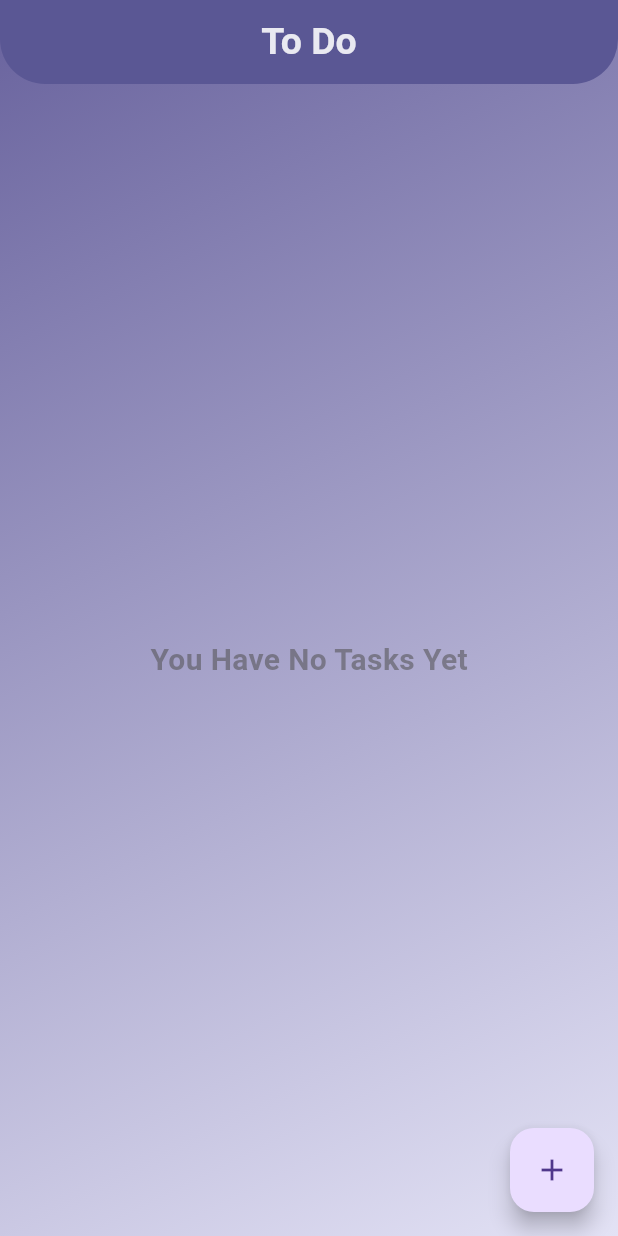
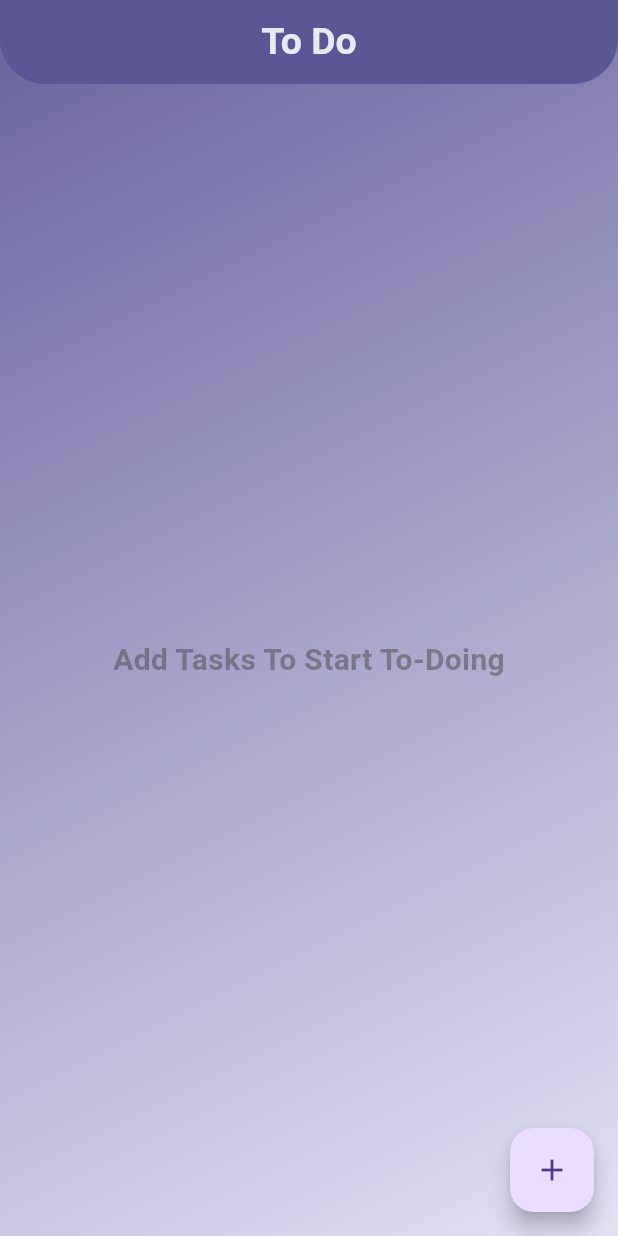
Before and after one commit to Loujayn234/To_Do, a Flutter app: the screen it shows after launch, on a phone screen of 412 x 824 dp. Run offline on Flutter 3.47's test engine with Material 3 defaults, Android fonts, the phone set to English and light mode, and no system bars; our stand-ins replace flutter_slidable, hive_flutter; accounts and stored records are empty.

Commit message:
Final Touches

```diff
--- a/to_do/lib/data/database.dart
+++ b/to_do/lib/data/database.dart
@@ -1,15 +1,12 @@
 import 'package:hive_flutter/hive_flutter.dart';
 
 class ToDoDataBase {
-  List toDoList = [
-    ['Task name', 'description', false, 'data&time']
-  ];
+  List toDoList = [];
   final _myBox = Hive.box('mybox');
 
   ToDoDataBase(); // Correctly instantiate without parameters
 
   void createInitialData() {
-    // Correct method name
     toDoList = [];
     updateDataBase(); // Save initial data to Hive
   }
--- a/to_do/lib/screens/home.dart
+++ b/to_do/lib/screens/home.dart
@@ -20,8 +20,7 @@ class _HomePageState extends State<HomePage> {
   void initState() {
     super.initState();
     if (_myBox.get("TODOLIST") == null) {
-      db.createInitialData(); // Fixed method name
-      db.updateDataBase(); // Save initial data to Hive
+      db.updateDataBase();
     } else {
       db.loadData();
     }
@@ -198,7 +197,7 @@ class _HomePageState extends State<HomePage> {
               child: db.toDoList.isEmpty
                   ? const Center(
                       child: Text(
-                        'You Have No Tasks Yet',
+                        'Add Tasks To Start To-Doing',
                         style: TextStyle(
                           fontSize: 20,
                           fontWeight: FontWeight.bold,
--- a/to_do/lib/utilities/alert.dart
+++ b/to_do/lib/utilities/alert.dart
@@ -36,13 +36,13 @@ class DialogBox extends StatelessWidget {
           TextField(
             controller: descriptionController,
             textAlign: TextAlign.center,
-            maxLines: null, // Description input
+            maxLines: null,
             decoration: InputDecoration(
               border: OutlineInputBorder(),
               hintText: 'Enter Description',
               hintStyle: TextStyle(color: Colors.grey[300]),
-              contentPadding: EdgeInsets.symmetric(
-                  vertical: 50.0, horizontal: 50.0), // Adjust vertical padding
+              contentPadding:
+                  EdgeInsets.symmetric(vertical: 50.0, horizontal: 50.0),
             ),
           ),
 
```
Also changed, not shown: to_do/lib/screens/splash.dart (+5 -6 lines).
